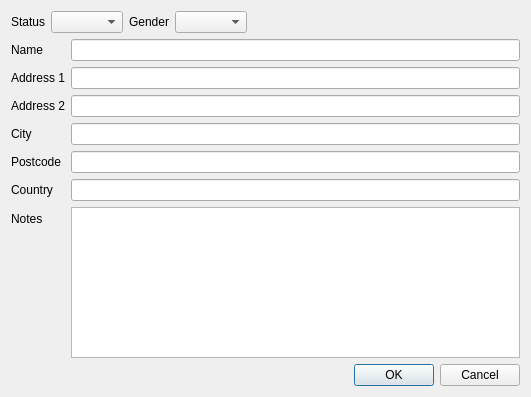
jgaa/f-crm, file ui/persondialog.ui: the form before one commit.
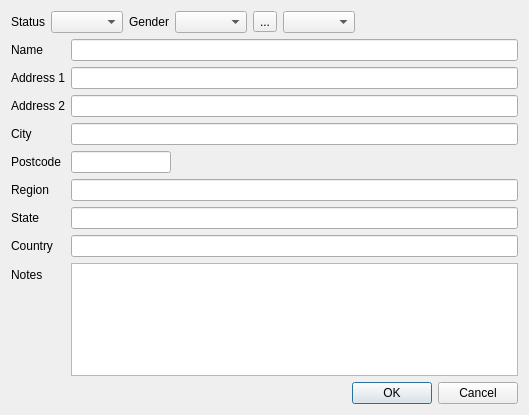
The form after the commit. Icons and pictures are not drawn.

Patch:
```diff
--- a/ui/persondialog.ui
+++ b/ui/persondialog.ui
@@ -6,8 +6,8 @@
    <rect>
     <x>0</x>
     <y>0</y>
-    <width>531</width>
-    <height>397</height>
+    <width>529</width>
+    <height>415</height>
    </rect>
   </property>
   <property name="windowTitle">
@@ -47,6 +47,24 @@
        </property>
       </widget>
      </item>
+     <item>
+      <widget class="QToolButton" name="favorite">
+       <property name="text">
+        <string>...</string>
+       </property>
+       <property name="icon">
+        <iconset resource="../resources.qrc">
+         <normaloff>:/res/icons/not_favourite.svg</normaloff>
+         <normalon>:/res/icons/favourite.svg</normalon>:/res/icons/not_favourite.svg</iconset>
+       </property>
+       <property name="checkable">
+        <bool>true</bool>
+       </property>
+      </widget>
+     </item>
+     <item>
+      <widget class="QComboBox" name="stars"/>
+     </item>
      <item>
       <spacer name="horizontalSpacer">
        <property name="orientation">
@@ -111,29 +129,73 @@
        </property>
       </widget>
      </item>
-     <item row="7" column="1">
-      <widget class="QLineEdit" name="postcode"/>
-     </item>
-     <item row="8" column="0">
+     <item row="11" column="0">
       <widget class="QLabel" name="label_9">
        <property name="text">
         <string>Country</string>
        </property>
       </widget>
      </item>
-     <item row="8" column="1">
+     <item row="11" column="1">
       <widget class="QLineEdit" name="country"/>
      </item>
-     <item row="9" column="0">
+     <item row="12" column="0">
       <widget class="QLabel" name="label_4">
        <property name="text">
         <string>Notes</string>
        </property>
       </widget>
      </item>
-     <item row="9" column="1">
+     <item row="12" column="1">
       <widget class="QPlainTextEdit" name="notes"/>
      </item>
+     <item row="7" column="1">
+      <layout class="QHBoxLayout" name="horizontalLayout_3">
+       <item>
+        <widget class="QLineEdit" name="postcode">
+         <property name="maximumSize">
+          <size>
+           <width>100</width>
+           <height>16777215</height>
+          </size>
+         </property>
+        </widget>
+       </item>
+       <item>
+        <spacer name="horizontalSpacer_3">
+         <property name="orientation">
+          <enum>Qt::Horizontal</enum>
+         </property>
+         <property name="sizeHint" stdset="0">
+          <size>
+           <width>40</width>
+           <height>20</height>
+          </size>
+         </property>
+        </spacer>
+       </item>
+      </layout>
+     </item>
+     <item row="9" column="0">
+      <widget class="QLabel" name="label_10">
+       <property name="text">
+        <string>Region</string>
+       </property>
+      </widget>
+     </item>
+     <item row="9" column="1">
+      <widget class="QLineEdit" name="region"/>
+     </item>
+     <item row="10" column="0">
+      <widget class="QLabel" name="label_11">
+       <property name="text">
+        <string>State</string>
+       </property>
+      </widget>
+     </item>
+     <item row="10" column="1">
+      <widget class="QLineEdit" name="state"/>
+     </item>
     </layout>
    </item>
    <item>
```
Left out of the diff: 6 changed lines with no effect on the pictures.
